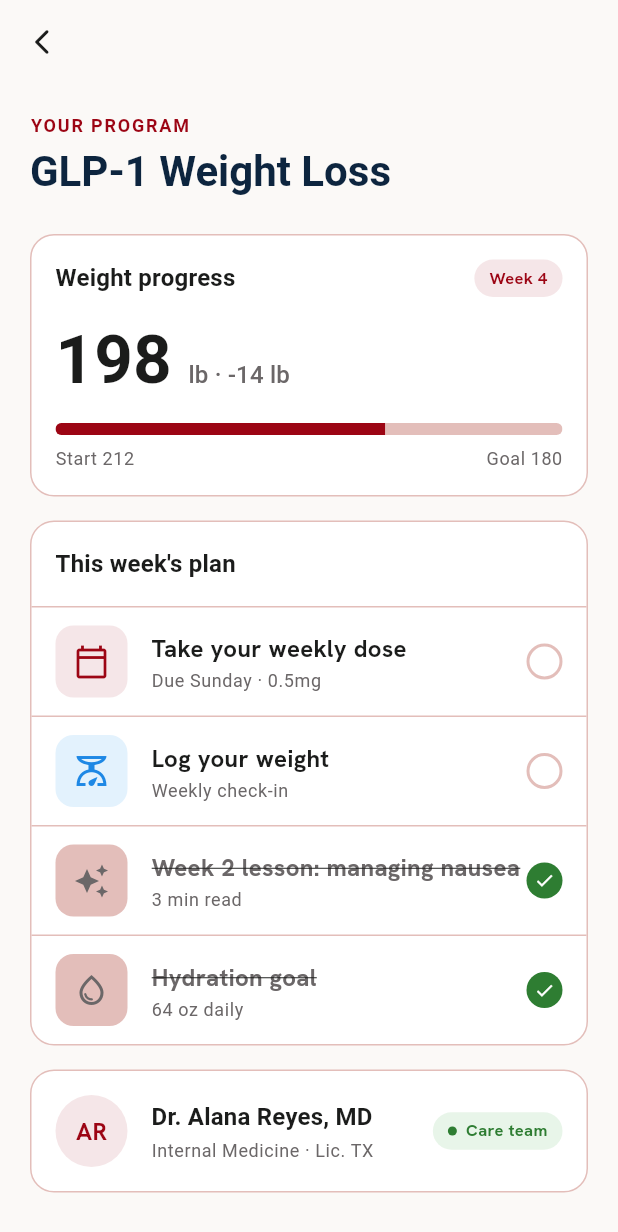
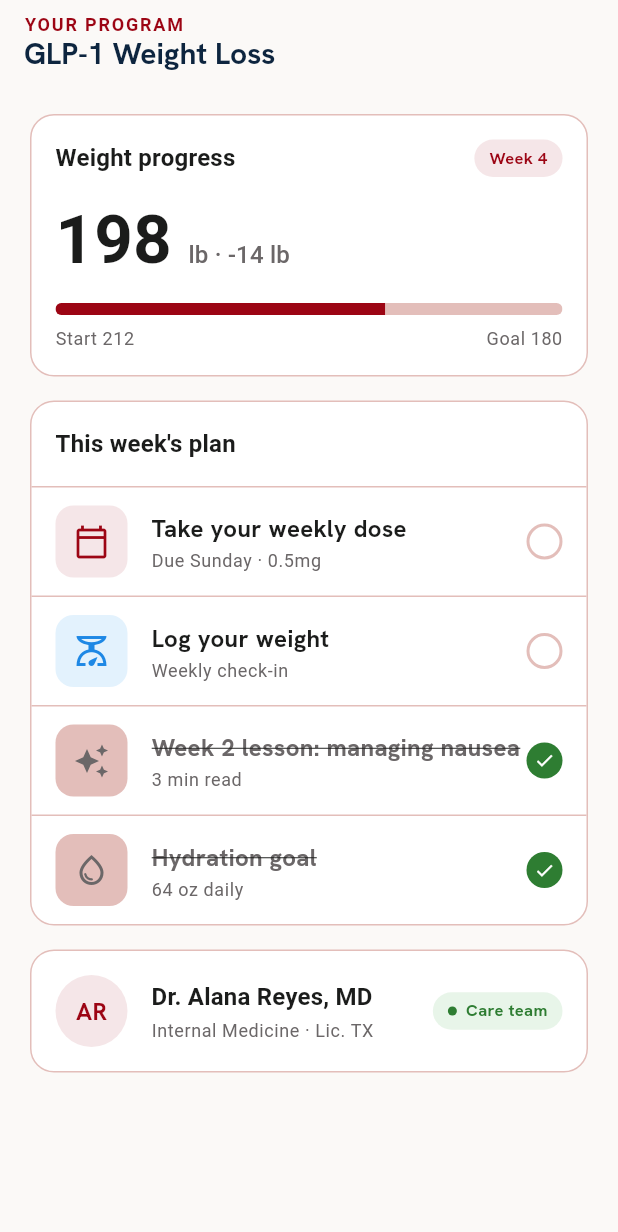
Before and after one commit to Santanu-002/inspirelymd_patient, a Flutter app: the ProgramsContent screen opened directly, on a phone screen of 412 x 824 dp. Shown: the top 1232 px of the screen. Run offline on Flutter 3.47's test engine with Material 3 defaults, Android fonts, the phone set to English and light mode, and no system bars; our stand-ins replace device_info_plus, dio, equatable, flutter_secure_storage, flutter_svg, fpdart and 9 more; accounts and stored records are empty.

Commit message:
feat: move tab page titles to Scaffold titleWidget AppBars

```diff
--- a/lib/features/dashboard/presentation/widgets/programs_content.dart
+++ b/lib/features/dashboard/presentation/widgets/programs_content.dart
@@ -19,28 +19,36 @@ class ProgramsContent extends GetView<DashboardController> {
 
     return AppScaffold(
       useScrollView: true,
-      child: Column(
-        crossAxisAlignment: CrossAxisAlignment.stretch,
+      titleWidget: Column(
+        crossAxisAlignment: CrossAxisAlignment.start,
+        mainAxisSize: MainAxisSize.min,
         children: [
-          // Header titles
           Text(
             strings.sectionTitle,
             style: theme.textTheme.labelMedium?.copyWith(
               fontWeight: FontWeight.bold,
               color: theme.colorScheme.primary,
               letterSpacing: 1.2,
+              height: 1.1,
             ),
           ),
-          const SizedBox(height: 4),
+          const SizedBox(height: 2),
           Text(
             strings.programTitle,
-            style: theme.textTheme.headlineMedium?.copyWith(
+            style: theme.textTheme.titleLarge?.copyWith(
               fontWeight: FontWeight.bold,
               color: const Color(0xFF0D253F), // Dark blue header color
+              height: 1.1,
             ),
           ),
-          AppUIConstants.widgets.verticalBox$24,
-
+        ],
+      ),
+      centerTitle: false,
+      titleSpacing: 16,
+      automaticallyImplyLeading: false,
+      child: Column(
+        crossAxisAlignment: CrossAxisAlignment.stretch,
+        children: [
           // ── Card 1: Weight Progress ──────────────────────────────────────
           AppCard(
             child: Column(
```
Also changed, not shown: lib/features/dashboard/presentation/widgets/account_content.dart (+11 -10 lines), lib/features/dashboard/presentation/widgets/pharmacy_content.dart (+15 -7 lines), screenshot.png.
